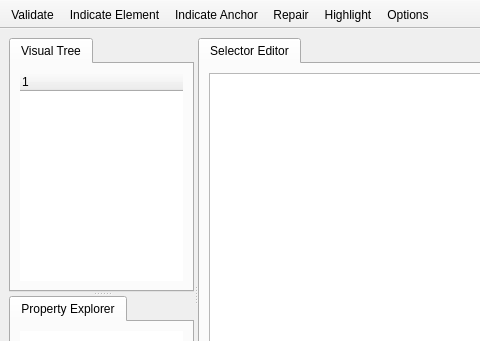
Qt form src/layout.ui (tdRPA/tdSelector) before a commit; both pictures show x 0 to 480 and y 0 to 341 of the 800 by 600 pixel window.
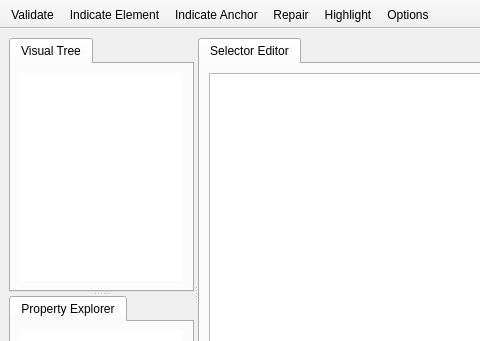
The same form after that commit. Icons and pictures are not drawn.

Commit message: hide element tree header

```diff
--- a/src/layout.ui
+++ b/src/layout.ui
@@ -48,6 +48,9 @@
             <property name="frameShape">
              <enum>QFrame::NoFrame</enum>
             </property>
+            <attribute name="headerVisible">
+             <bool>false</bool>
+            </attribute>
             <column>
              <property name="text">
               <string notr="true">1</string>
```
The commit also changes 2 other files.
